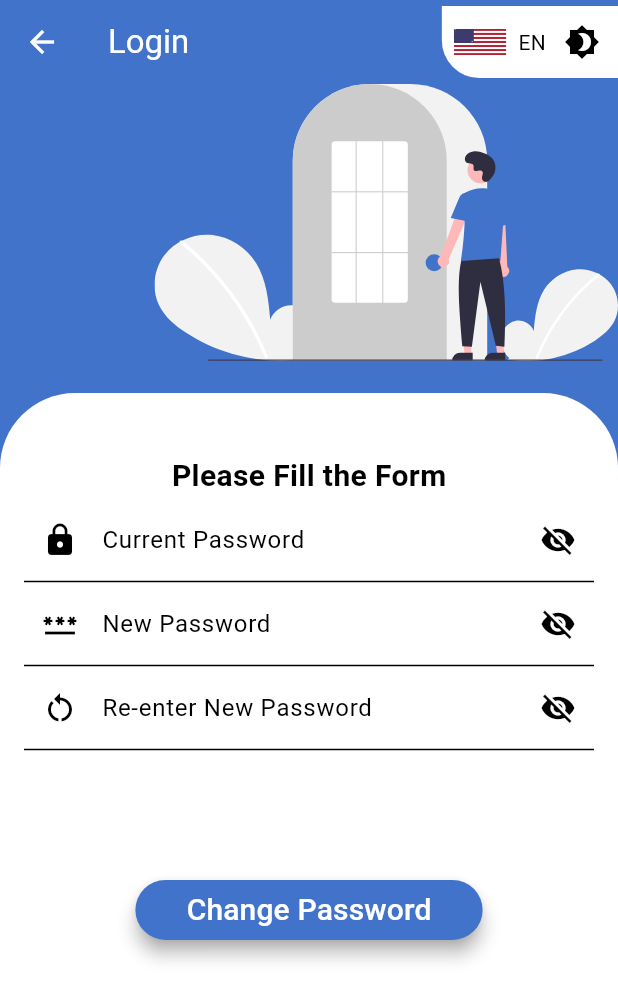
After one commit to mfazrinizar/NeuroParenting, a Flutter app: the ChangePasswordPage screen opened directly, on a phone screen of 412 x 824 dp. The commit adds this screen. Shown: the top 1001 px of the screen. Run offline on Flutter 3.47's test engine with Material 3 defaults, Android fonts, the light colour scheme and no system bars; our stand-ins replace awesome_dialog, carousel_slider, convex_bottom_bar, file_picker, flutter_svg, get and 2 more; accounts and stored records are empty.

Commit message:
Add change password UI page

```diff
--- a/lib/src/homepage.dart
+++ b/lib/src/homepage.dart
@@ -1,7 +1,6 @@
 import 'package:flutter/material.dart';
 import 'package:flutter_svg/flutter_svg.dart';
 import 'package:get/get.dart';
-import 'package:neuroparenting/src/pages/onboarding/onboarding_screen.dart';
 import 'package:neuroparenting/src/reusable_comp/language_changer.dart';
 import 'package:neuroparenting/src/reusable_func/localization_change.dart';
 import 'package:neuroparenting/src/reusable_func/theme_change.dart';
@@ -12,7 +11,6 @@ import 'package:url_launcher/url_launcher.dart';
 import 'homebody.dart';
 import 'package:neuroparenting/src/pages/forum/forum.dart';
 import 'package:neuroparenting/src/pages/settings/settings.dart';
-import 'package:firebase_storage/firebase_storage.dart';
 
 import 'reusable_comp/theme_changer.dart';
 
@@ -51,7 +49,7 @@ class HomePageState extends State<HomePage> {
     Icons.help,
     Icons.games,
     Icons.book,
-    Icons.chat_bubble,
+    Icons.chat_rounded,
     Icons.article,
     Icons.campaign,
     Icons.more
--- /dev/null
+++ b/lib/src/pages/auth/change_password.dart
@@ -0,0 +1,241 @@
+import 'package:flutter/material.dart';
+import 'package:flutter_svg/flutter_svg.dart';
+import 'package:get/get.dart';
+import 'package:neuroparenting/src/reusable_comp/language_changer.dart';
+import 'package:neuroparenting/src/reusable_comp/theme_changer.dart';
+import 'package:neuroparenting/src/reusable_func/localization_change.dart';
+import 'package:neuroparenting/src/reusable_func/theme_change.dart';
+import 'package:neuroparenting/src/theme/theme.dart';
+import 'package:neuroparenting/src/homepage.dart';
+
+class ChangePasswordPage extends StatefulWidget {
+  const ChangePasswordPage({super.key});
+
+  @override
+  ChangePasswordState createState() => ChangePasswordState();
+}
+
+class ChangePasswordState extends State<ChangePasswordPage> {
+  final TextEditingController oldPasswordController = TextEditingController();
+  final TextEditingController newPasswordController = TextEditingController();
+  final TextEditingController newRePasswordController = TextEditingController();
+  bool isDarkMode = Get.isDarkMode,
+      oldPasswordVisible = false,
+      newPasswordVisible = false,
+      newRePasswordVisible = false;
+
+  @override
+  Widget build(BuildContext context) {
+    double width = MediaQuery.of(context).size.width;
+    double height = MediaQuery.of(context).size.height;
+    return Scaffold(
+      backgroundColor: isDarkMode
+          ? ThemeClass.darkTheme.colorScheme.background
+          : ThemeClass().lightPrimaryColor,
+      appBar: AppBar(
+        backgroundColor: Colors.transparent,
+        leading: const BackButton(
+          color: Colors.white,
+        ),
+        title: const Text('Login', style: TextStyle(color: Colors.white)),
+        actions: [
+          Container(
+            decoration: BoxDecoration(
+              color: isDarkMode
+                  ? Colors.transparent
+                  : Colors
+                      .white, // Change this to your desired background color
+              borderRadius: const BorderRadius.only(
+                bottomLeft: Radius.circular(25), // Adjust the radius as needed
+              ),
+            ),
+            child: const LanguageSwitcher(onPressed: localizationChange),
+          ),
+          Container(
+            decoration: BoxDecoration(
+              color: isDarkMode
+                  ? Colors.transparent
+                  : Colors
+                      .white, // Change this to your desired background color
+            ),
+            child: ThemeSwitcher(onPressed: () {
+              setState(() {
+                themeChange();
+                isDarkMode = !isDarkMode;
+              });
+            }),
+          ),
+        ],
+      ),
+      body: Column(children: [
+        Expanded(
+          child: Stack(
+            children: [
+              Positioned(
+                right: 0,
+                child: SvgPicture.asset(
+                  isDarkMode
+                      ? 'assets/images/login1_dark.svg'
+                      : 'assets/images/login1_light.svg',
+                  width: width * 0.75,
+                  fit: BoxFit.fill,
+                ),
+              ),
+              Positioned(
+                top: height * 0.25,
+                left: 0,
+                right: 0,
+                bottom: 0,
+                child: Container(
+                  decoration: ShapeDecoration(
+                    color: isDarkMode ? ThemeClass().darkRounded : Colors.white,
+                    shape: const RoundedRectangleBorder(
+                      borderRadius: BorderRadius.only(
+                          topRight: Radius.circular(50),
+                          topLeft: Radius.circular(50)),
+                    ),
+                  ),
+                  child: Padding(
+                    padding: const EdgeInsets.only(right: 16.0, left: 16.0),
+                    child: SingleChildScrollView(
+                      child: Column(
+                        children: [
+                          SizedBox(
+                            height: height * 0.05,
+                          ),
+                          const Text('Please Fill the Form',
+                              style: TextStyle(
+                                fontSize: 20,
+                                fontWeight: FontWeight.bold,
+                                color: Colors.black,
+                              )),
+                          StatefulBuilder(
+                            builder:
+                                (BuildContext context, StateSetter setState) {
+                              return TextFormField(
+                                controller: oldPasswordController,
+                                style: const TextStyle(color: Colors.black),
+                                decoration: InputDecoration(
+                                  labelStyle: const TextStyle(
+                                    color: Colors
+                                        .black, // Change this to your desired color
+                                  ),
+                                  hintText: '********',
+                                  labelText: 'Current Password',
+                                  prefixIcon: const Icon(Icons.lock,
+                                      color: Colors.black),
+                                  suffixIcon: IconButton(
+                                    icon: Icon(
+                                        // Based on passwordVisible state choose the icon
+                                        oldPasswordVisible
+                                            ? Icons.visibility
+                                            : Icons.visibility_off,
+                                        color: Colors.black),
+                                    onPressed: () {
+                                      // Update the state i.e. toggle the state of passwordVisible variable
+                                      setState(() {
+                                        oldPasswordVisible =
+                                            !oldPasswordVisible;
+                                      });
+                                    },
+                                  ),
+                                ),
+                                obscureText: !oldPasswordVisible,
+                              );
+                            },
+                          ),
+                          StatefulBuilder(
+                            builder:
+                                (BuildContext context, StateSetter setState) {
+                              return TextFormField(
+                                controller: newRePasswordController,
+                                style: const TextStyle(color: Colors.black),
+                                decoration: InputDecoration(
+                                  labelStyle: const TextStyle(
+                                    color: Colors
+                                        .black, // Change this to your desired color
+                                  ),
+                                  hintText: '********',
+                                  labelText: 'New Password',
+                                  prefixIcon: const Icon(Icons.password,
+                                      color: Colors.black),
+                                  suffixIcon: IconButton(
+                                    icon: Icon(
+                                        // Based on passwordVisible state choose the icon
+                                        newPasswordVisible
+                                            ? Icons.visibility
+                                            : Icons.visibility_off,
+                                        color: Colors.black),
+                                    onPressed: () {
+                                      // Update the state i.e. toggle the state of passwordVisible variable
+                                      setState(() {
+                                        newPasswordVisible =
+                                            !newPasswordVisible;
+                                      });
+                                    },
+                                  ),
+                                ),
+                                obscureText: !newPasswordVisible,
+                              );
+                            },
+                          ),
+                          StatefulBuilder(
+                            builder:
+                                (BuildContext context, StateSetter setState) {
+                              return TextFormField(
+                                controller: newPasswordController,
+                                style: const TextStyle(color: Colors.black),
+                                decoration: InputDecoration(
+                                  labelStyle: const TextStyle(
+                                    color: Colors
+                                        .black, // Change this to your desired color
+                                  ),
+                                  hintText: '********',
+                                  labelText: 'Re-enter New Password',
+                                  prefixIcon: const Icon(Icons.restart_alt,
+                                      color: Colors.black),
+                                  suffixIcon: IconButton(
+                                    icon: Icon(
+                                        // Based on passwordVisible state choose the icon
+                                        newRePasswordVisible
+                                            ? Icons.visibility
+                                            : Icons.visibility_off,
+                                        color: Colors.black),
+                                    onPressed: () {
+                                      // Update the state i.e. toggle the state of passwordVisible variable
+                                      setState(() {
+                                        newRePasswordVisible =
+                                            !newRePasswordVisible;
+                                      });
+                                    },
+                                  ),
+                                ),
+                                obscureText: !newRePasswordVisible,
+                              );
+                            },
+                          ),
+                          SizedBox(
+                            height: height * 0.1,
+                          ),
+                          ElevatedButton(
+                            style: ElevatedButton.styleFrom(
+                              shadowColor: Colors.grey,
+                              elevation: 5,
+                            ),
+                            onPressed: () => Get.offAll(() => const HomePage()),
+                            child: const Text('  Change Password  ',
+                                style: TextStyle(fontSize: 20)),
+                          ),
+                        ],
+                      ),
+                    ),
+                  ),
+                ),
+              )
+            ],
+          ),
+        ),
+      ]),
+    );
+  }
+}
--- a/lib/src/pages/auth/register.dart
+++ b/lib/src/pages/auth/register.dart
@@ -12,8 +12,6 @@ import 'package:neuroparenting/src/reusable_func/localization_change.dart';
 import 'package:neuroparenting/src/reusable_func/theme_change.dart';
 import 'package:neuroparenting/src/theme/theme.dart';
 import 'package:awesome_dialog/awesome_dialog.dart';
-import 'package:firebase_auth/firebase_auth.dart';
-import 'package:cloud_firestore/cloud_firestore.dart';
 
 import 'parent_selection.dart';
 
@@ -144,7 +142,7 @@ class RegisterState extends State<RegisterPage> {
                                       color: Colors.grey,
                                       width: 100,
                                       height: 100,
-                                      child: Icon(Icons.camera_alt,
+                                      child: const Icon(Icons.camera_alt,
                                           color: Colors.white),
                                     ),
                             ),
--- a/lib/src/pages/settings/settings.dart
+++ b/lib/src/pages/settings/settings.dart
@@ -6,6 +6,7 @@ import 'package:get/get.dart';
 import 'package:neuroparenting/src/theme/theme.dart';
 
 import '../onboarding/onboarding_screen.dart';
+import '../auth/change_password.dart';
 
 class SettingsPage extends StatefulWidget {
   final double height;
@@ -50,7 +51,9 @@ class SettingsPageState extends State<SettingsPage> {
     {
       'icon': Icons.lock,
       'title': 'Change Password',
-      'onTap': () {/* Handle change password */}
+      'onTap': () {
+        Get.to(const ChangePasswordPage());
+      }
     },
     {
       'icon': Icons.exit_to_app,
```
